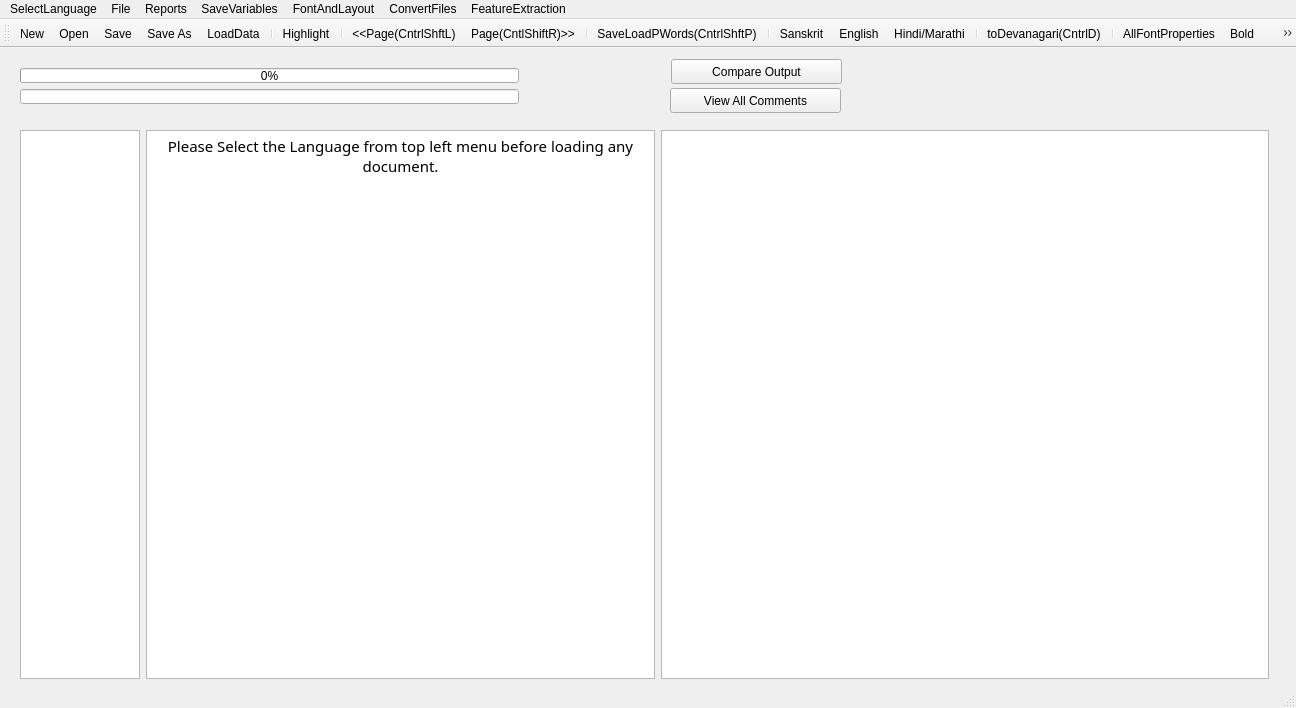
This is FrameWorkCode/mainwindow.ui in venkatapathy/OpenOCRCorrect-dev as Qt 5 draws it before an edit. The edited form follows.
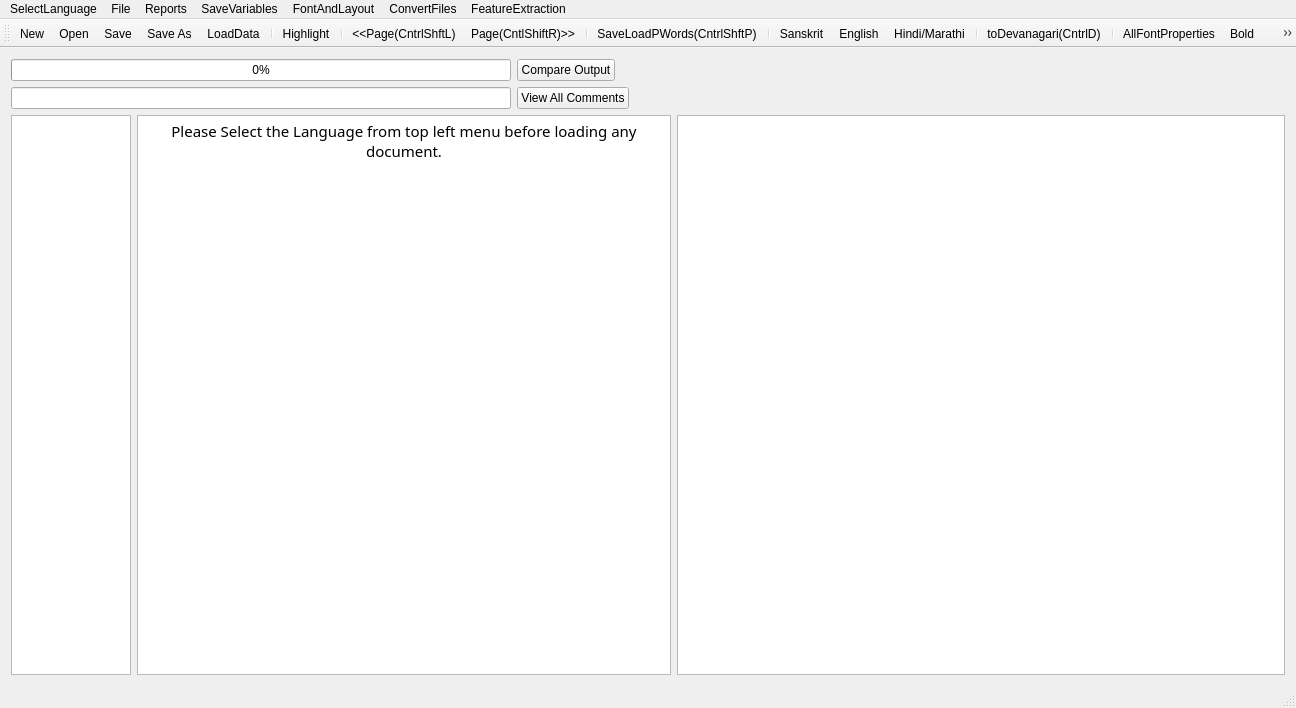
This is the edited form. Icons and pictures are not drawn.

```diff
--- a/FrameWorkCode/mainwindow.ui
+++ b/FrameWorkCode/mainwindow.ui
@@ -17,15 +17,97 @@
    <string>MainWindow</string>
   </property>
   <widget class="QWidget" name="centralWidget">
-   <widget class="QWidget" name="layoutWidget">
-    <property name="geometry">
-     <rect>
-      <x>9</x>
-      <y>71</y>
-      <width>1271</width>
-      <height>571</height>
-     </rect>
-    </property>
+   <layout class="QVBoxLayout" name="verticalLayout_3">
+    <item>
+     <layout class="QHBoxLayout" name="horizontalLayout_4">
+      <item>
+       <layout class="QVBoxLayout" name="verticalLayout_2">
+        <item>
+         <widget class="QProgressBar" name="progressBar">
+          <property name="maximumSize">
+           <size>
+            <width>500</width>
+            <height>16777215</height>
+           </size>
+          </property>
+          <property name="value">
+           <number>0</number>
+          </property>
+          <property name="alignment">
+           <set>Qt::AlignRight|Qt::AlignTrailing|Qt::AlignVCenter</set>
+          </property>
+         </widget>
+        </item>
+        <item>
+         <widget class="QLineEdit" name="lineEdit">
+          <property name="maximumSize">
+           <size>
+            <width>500</width>
+            <height>16777215</height>
+           </size>
+          </property>
+         </widget>
+        </item>
+       </layout>
+      </item>
+      <item>
+       <layout class="QVBoxLayout" name="verticalLayout">
+        <item>
+         <layout class="QHBoxLayout" name="horizontalLayout_2">
+          <item>
+           <widget class="QPushButton" name="pushButton_3">
+            <property name="toolTip">
+             <string>&lt;html&gt;&lt;head/&gt;&lt;body&gt;&lt;p&gt;&lt;span style=&quot; font-weight:600;&quot;&gt;Open any file in CorrectorOutput Folder to view Changes made.&lt;/span&gt;&lt;/p&gt;&lt;/body&gt;&lt;/html&gt;</string>
+            </property>
+            <property name="text">
+             <string>Compare Output</string>
+            </property>
+           </widget>
+          </item>
+          <item>
+           <spacer name="horizontalSpacer">
+            <property name="orientation">
+             <enum>Qt::Horizontal</enum>
+            </property>
+            <property name="sizeHint" stdset="0">
+             <size>
+              <width>40</width>
+              <height>20</height>
+             </size>
+            </property>
+           </spacer>
+          </item>
+         </layout>
+        </item>
+        <item>
+         <layout class="QHBoxLayout" name="horizontalLayout_3">
+          <item>
+           <widget class="QPushButton" name="viewallcomments">
+            <property name="text">
+             <string>View All Comments</string>
+            </property>
+           </widget>
+          </item>
+          <item>
+           <spacer name="horizontalSpacer_2">
+            <property name="orientation">
+             <enum>Qt::Horizontal</enum>
+            </property>
+            <property name="sizeHint" stdset="0">
+             <size>
+              <width>40</width>
+              <height>20</height>
+             </size>
+            </property>
+           </spacer>
+          </item>
+         </layout>
+        </item>
+       </layout>
+      </item>
+     </layout>
+    </item>
+    <item>
     <layout class="QHBoxLayout" name="horizontalLayout">
      <item>
       <widget class="QTextEdit" name="textEdit">
@@ -120,74 +202,8 @@
       </widget>
      </item>
     </layout>
-   </widget>
-   <widget class="QWidget" name="layoutWidget">
-    <property name="geometry">
-     <rect>
-      <x>9</x>
-      <y>9</y>
-      <width>521</width>
-      <height>58</height>
-     </rect>
-    </property>
-    <layout class="QVBoxLayout" name="verticalLayout_2">
-     <item>
-      <widget class="QProgressBar" name="progressBar">
-       <property name="maximumSize">
-        <size>
-         <width>500</width>
-         <height>16777215</height>
-        </size>
-       </property>
-       <property name="value">
-        <number>0</number>
-       </property>
-       <property name="alignment">
-        <set>Qt::AlignRight|Qt::AlignTrailing|Qt::AlignVCenter</set>
-       </property>
-      </widget>
-     </item>
-     <item>
-      <widget class="QLineEdit" name="lineEdit">
-       <property name="maximumSize">
-        <size>
-         <width>500</width>
-         <height>16777215</height>
-        </size>
-       </property>
-      </widget>
-     </item>
-    </layout>
-   </widget>
-   <widget class="QPushButton" name="pushButton_3">
-    <property name="geometry">
-     <rect>
-      <x>671</x>
-      <y>11</y>
-      <width>171</width>
-      <height>25</height>
-     </rect>
-    </property>
-    <property name="toolTip">
-     <string>&lt;html&gt;&lt;head/&gt;&lt;body&gt;&lt;p&gt;&lt;span style=&quot; font-weight:600;&quot;&gt;Open any file in CorrectorOutput Folder to view Changes made.&lt;/span&gt;&lt;/p&gt;&lt;/body&gt;&lt;/html&gt;</string>
-    </property>
-    <property name="text">
-     <string>Compare Output</string>
-    </property>
-   </widget>
-   <widget class="QPushButton" name="viewallcomments">
-    <property name="geometry">
-     <rect>
-      <x>670</x>
-      <y>40</y>
-      <width>171</width>
-      <height>25</height>
-     </rect>
-    </property>
-    <property name="text">
-     <string>View All Comments</string>
-    </property>
-   </widget>
+    </item>
+   </layout>
   </widget>
   <widget class="QMenuBar" name="menuBar">
    <property name="geometry">
```
Lines whose indentation alone changed are shown as unchanged.
